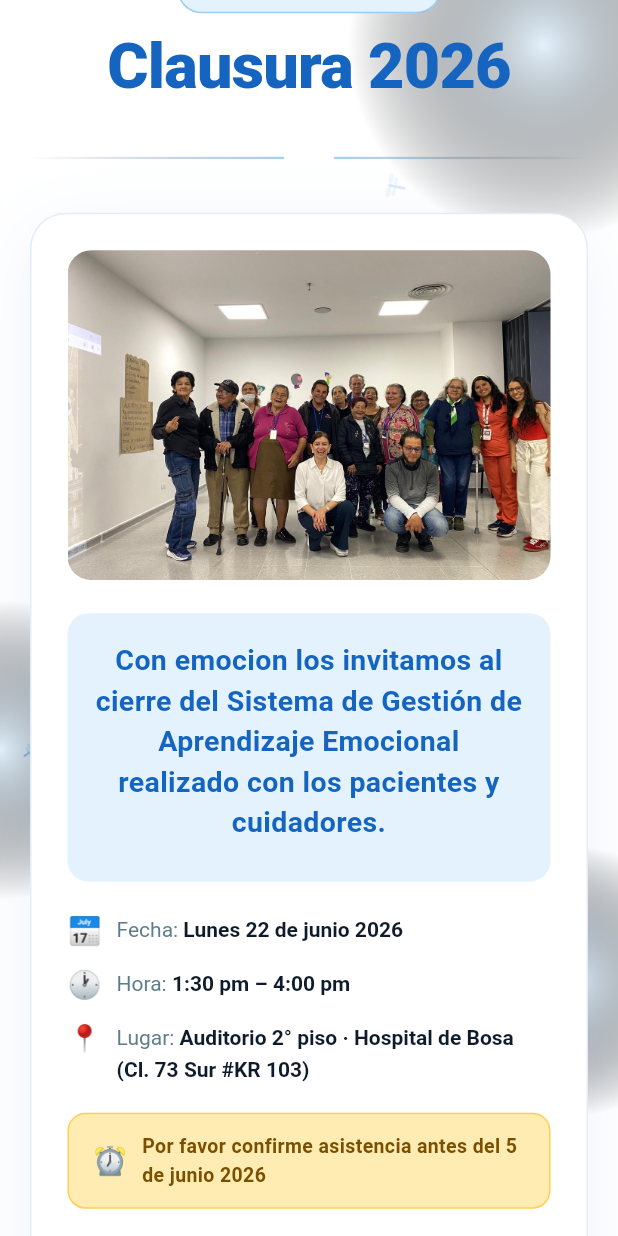
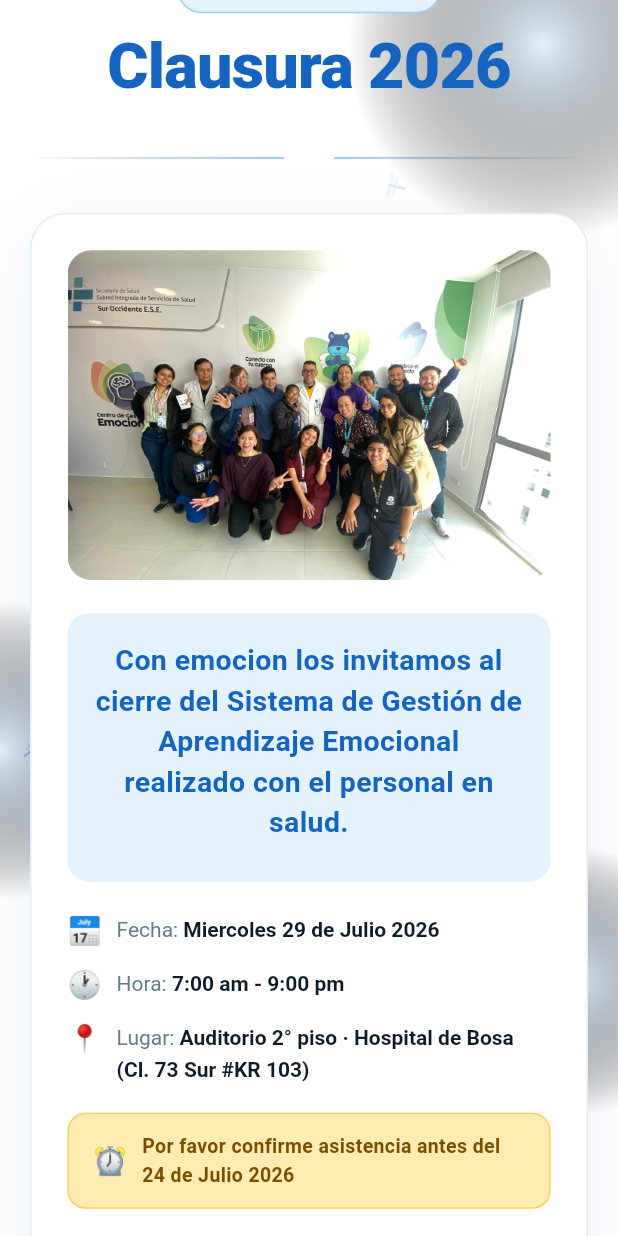
Before and after one commit to proyecto-libelula-2026/invitacion_personal_salud, a Flutter app: the screen it shows after launch, scrolled down 576 dp, on a phone screen of 412 x 824 dp. Run offline on Flutter 3.47's test engine with Material 3 defaults, Android fonts, the light colour scheme and no system bars.

Commit message:
actualización de imágenes

```diff
--- a/lib/main.dart
+++ b/lib/main.dart
@@ -74,7 +74,7 @@ class _LandingPageState extends State<LandingPage>
     final msg = Uri.encodeComponent(
       '¡Hola! confirmo mi asistencia a la '
       'Clausura del Programa de Educación Emocional — Proyecto Libélula\n'
-      'Fecha: Lunes 22 de junio 2026 · 1:30 pm',
+      'Fecha: Miércoles 29 de Julio 2026 · 7:00 am - 9:00 am',
     );
     final uri = Uri.parse('https://wa.me/573118888534?text=$msg');
     if (await canLaunchUrl(uri)) await launchUrl(uri);
@@ -368,7 +368,7 @@ class _InvitationCard extends StatelessWidget {
               crossAxisAlignment: CrossAxisAlignment.start,
               children: const [
                 Text(
-                  'Con emocion los invitamos al cierre del Sistema de Gestión de Aprendizaje Emocional realizado con los pacientes y cuidadores.',
+                  'Con emocion los invitamos al cierre del Sistema de Gestión de Aprendizaje Emocional realizado con el personal en salud.',
                   textAlign: TextAlign.center,
                   style: TextStyle(
                     color: kBlue,
@@ -387,13 +387,13 @@ class _InvitationCard extends StatelessWidget {
           const _EventDetail(
             icon: '📅',
             label: 'Fecha',
-            value: 'Lunes 22 de junio 2026',
+            value: 'Miercoles 29 de Julio 2026',
           ),
           const SizedBox(height: 10),
           const _EventDetail(
             icon: '🕐',
             label: 'Hora',
-            value: '1:30 pm – 4:00 pm',
+            value: '7:00 am - 9:00 pm',
           ),
           const SizedBox(height: 10),
           const _EventDetail(
@@ -420,7 +420,7 @@ class _InvitationCard extends StatelessWidget {
                 SizedBox(width: 10),
                 Expanded(
                   child: Text(
-                    'Por favor confirme asistencia antes del 5 de junio 2026',
+                    'Por favor confirme asistencia antes del 24 de Julio 2026',
                     style: TextStyle(
                       color: Color(0xFF7B4F00),
                       fontSize: 13,
```
Also changed, not shown: assets/landscape.jpeg, assets/landscape2.jpeg.
